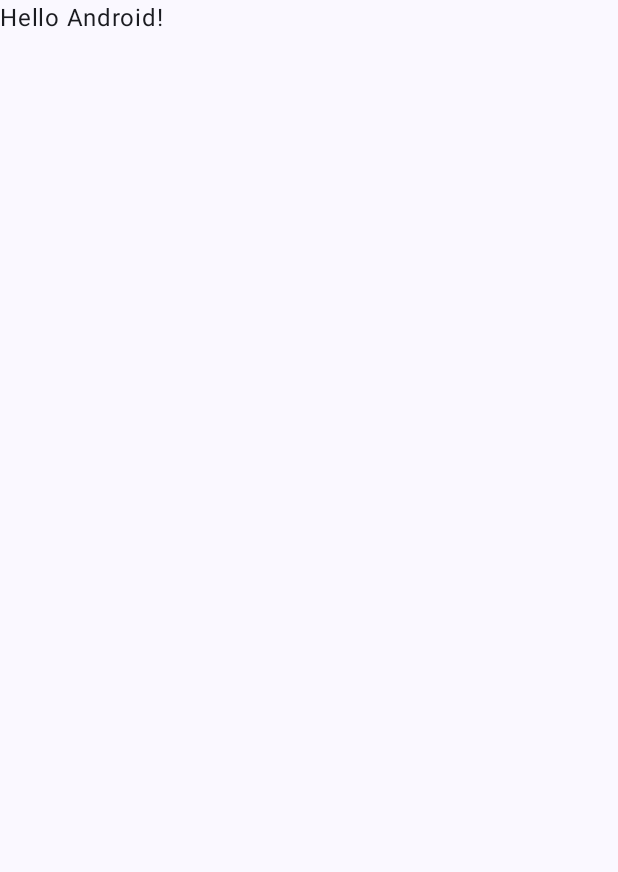
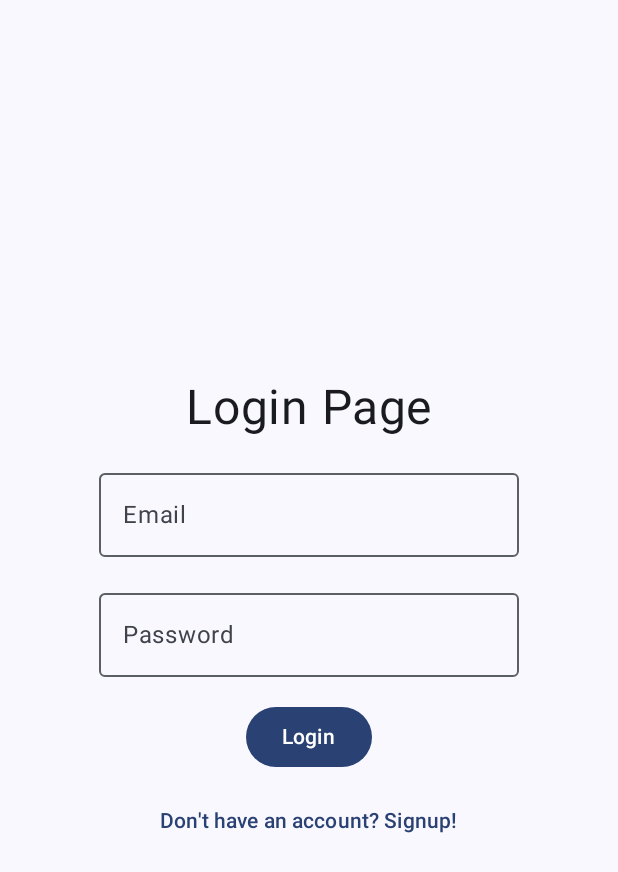
Before and after one commit to aibabroski/AuthDemoApp, an Android app built with Jetpack Compose: the screen it shows after launch (MainActivity), on a phone screen of 412 x 824 dp. Before the commit the part shown is almost empty. Shown: the top 872 px of the screen. Run offline under Robolectric (Android 15) with nearby library versions, the phone set to English and light mode, and no system bars; our stand-ins replace Firebase (no records; nobody signed in at launch, a user with empty details on screens opened directly), livedata-compose.

Commit message:
second commit

```diff
--- /dev/null
+++ b/app/src/main/java/com/aibatech/loginandregister/AuthViewModel.kt
@@ -0,0 +1,68 @@
+package com.aibatech.loginandregister
+
+import androidx.lifecycle.MutableLiveData
+import androidx.lifecycle.ViewModel
+import com.google.firebase.auth.FirebaseAuth
+
+class AuthViewModel : ViewModel() {
+    private val auth: FirebaseAuth = FirebaseAuth.getInstance()
+
+    private val _authState = MutableLiveData<AuthState>()
+    val authState: MutableLiveData<AuthState> = _authState
+
+    init {
+        checkAuthStatus()
+    }
+
+    fun checkAuthStatus() {
+        if (auth.currentUser != null) {
+            _authState.value = AuthState.Authenticated
+        } else {
+            _authState.value = AuthState.Unauthenticated
+        }
+    }
+
+    fun login(email :String, password: String){
+        if(email.isEmpty() || password.isEmpty()){
+            _authState.value = AuthState.Error("Email and password cannot be empty")
+            return
+        }
+        _authState.value = AuthState.Loading
+        auth.signInWithEmailAndPassword(email, password)
+            .addOnCompleteListener { task ->
+                if (task.isSuccessful) {
+                    _authState.value = AuthState.Authenticated
+                } else {
+                    _authState.value = AuthState.Error(task.exception?.message ?: "Login failed")
+                }
+            }
+    }
+
+    fun signup(email :String, password: String){
+        if(email.isEmpty() || password.isEmpty()){
+            _authState.value = AuthState.Error("Email and password cannot be empty")
+            return
+        }
+        _authState.value = AuthState.Loading
+        auth.createUserWithEmailAndPassword(email, password)
+            .addOnCompleteListener{task ->
+                if(task.isSuccessful){
+                    _authState.value = AuthState.Authenticated
+                }else{
+                    _authState.value = AuthState.Error(task.exception?.message ?: "Signup failed")
+                }
+            }
+    }
+
+    fun signout(){
+        auth.signOut()
+        _authState.value = AuthState.Unauthenticated
+    }
+
+    sealed class AuthState {
+        object Authenticated : AuthState()
+        object Unauthenticated : AuthState()
+        object Loading : AuthState()
+        data class Error(val message: String) : AuthState()
+    }
+}
--- a/app/src/main/java/com/aibatech/loginandregister/MainActivity.kt
+++ b/app/src/main/java/com/aibatech/loginandregister/MainActivity.kt
@@ -4,6 +4,7 @@ import android.os.Bundle
 import androidx.activity.ComponentActivity
 import androidx.activity.compose.setContent
 import androidx.activity.enableEdgeToEdge
+import androidx.activity.viewModels
 import androidx.compose.foundation.layout.fillMaxSize
 import androidx.compose.foundation.layout.padding
 import androidx.compose.material3.Scaffold
@@ -17,31 +18,13 @@ class MainActivity : ComponentActivity() {
     override fun onCreate(savedInstanceState: Bundle?) {
         super.onCreate(savedInstanceState)
         enableEdgeToEdge()
+        val authViewModel : AuthViewModel by viewModels()
         setContent {
             LoginAndRegisterTheme {
                 Scaffold(modifier = Modifier.fillMaxSize()) { innerPadding ->
-                    Greeting(
-                        name = "Android",
-                        modifier = Modifier.padding(innerPadding)
-                    )
+                    MyAppNavigation(modifier = Modifier.padding(innerPadding),authViewModel = authViewModel)
                 }
             }
         }
     }
 }
-
-@Composable
-fun Greeting(name: String, modifier: Modifier = Modifier) {
-    Text(
-        text = "Hello $name!",
-        modifier = modifier
-    )
-}
-
-@Preview(showBackground = true)
-@Composable
-fun GreetingPreview() {
-    LoginAndRegisterTheme {
-        Greeting("Android")
-    }
-}
--- /dev/null
+++ b/app/src/main/java/com/aibatech/loginandregister/MyAppNavigation.kt
@@ -0,0 +1,30 @@
+package com.aibatech.loginandregister
+
+import androidx.compose.runtime.Composable
+import androidx.compose.ui.Modifier
+import androidx.navigation.compose.NavHost
+import androidx.navigation.compose.composable
+import androidx.navigation.compose.rememberNavController
+import com.aibatech.loginandregister.pages.HomePage
+import com.aibatech.loginandregister.pages.LoginPage
+import com.aibatech.loginandregister.pages.SignupPage
+
+@Composable
+fun MyAppNavigation(
+    modifier: Modifier = Modifier,
+    authViewModel: AuthViewModel
+){
+    val navController = rememberNavController()
+
+    NavHost(navController = navController, startDestination = "login", builder = {
+        composable("login"){
+            LoginPage(modifier, navController, authViewModel)
+        }
+        composable("signup"){
+            SignupPage(modifier, navController, authViewModel)
+        }
+        composable("home"){
+            HomePage(modifier, navController, authViewModel)
+        }
+    })
+}
--- /dev/null
+++ b/app/src/main/java/com/aibatech/loginandregister/pages/LoginPage.kt
@@ -0,0 +1,100 @@
+package com.aibatech.loginandregister.pages
+
+import android.widget.Button
+import android.widget.Toast
+import androidx.compose.foundation.layout.Arrangement
+import androidx.compose.foundation.layout.Column
+import androidx.compose.foundation.layout.Spacer
+import androidx.compose.foundation.layout.fillMaxSize
+import androidx.compose.foundation.layout.height
+import androidx.compose.material3.Button
+import androidx.compose.material3.OutlinedTextField
+import androidx.compose.material3.Text
+import androidx.compose.material3.TextButton
+import androidx.compose.runtime.Composable
+import androidx.compose.runtime.LaunchedEffect
+import androidx.compose.runtime.getValue
+import androidx.compose.runtime.livedata.observeAsState
+import androidx.compose.runtime.mutableStateOf
+import androidx.compose.runtime.remember
+import androidx.compose.runtime.setValue
+import androidx.compose.ui.Alignment
+import androidx.navigation.NavController
+import com.aibatech.loginandregister.AuthViewModel
+import androidx.compose.ui.Modifier
+import androidx.compose.ui.platform.LocalContext
+import androidx.compose.ui.unit.dp
+import androidx.compose.ui.unit.sp
+
+@Composable
+fun LoginPage(modifier: Modifier = Modifier, navController: NavController, authViewModel: AuthViewModel){
+
+    var email by remember{
+        mutableStateOf("")
+    }
+    var password by remember{
+        mutableStateOf("")
+    }
+
+    val authState = authViewModel.authState.observeAsState()
+    val context = LocalContext.current
+
+    LaunchedEffect (authState.value){
+        when(authState.value){
+            is AuthViewModel.AuthState.Authenticated -> navController.navigate("home")
+            is AuthViewModel.AuthState.Error -> Toast.makeText(context,
+                (authState.value as AuthViewModel.AuthState.Error).message, Toast.LENGTH_SHORT).show()
+            else -> Unit
+        }
+    }
+
+    Column(
+        modifier = modifier.fillMaxSize(),
+        verticalArrangement = Arrangement.Center,
+        horizontalAlignment = Alignment.CenterHorizontally
+    ) {
+        Text(text = "Login Page", fontSize = 32.sp)
+
+        Spacer(modifier = Modifier.height(16.dp))
+
+        OutlinedTextField(
+            value = email,
+            onValueChange = {
+                email = it
+            },
+            label = {
+                Text(text = "Email")
+            }
+        )
+
+        Spacer(modifier = Modifier.height(16.dp))
+
+        OutlinedTextField(
+            value = password,
+            onValueChange = {
+                password = it
+            },
+            label = {
+                Text(text = "Password")
+            }
+        )
+
+        Spacer(modifier = Modifier.height(16.dp))
+
+        Button(onClick = {
+            authViewModel.login(email, password)
+        },
+            enabled = authState.value != AuthViewModel.AuthState.Loading
+        ) {
+            Text(text = "Login")
+        }
+
+        Spacer(modifier = Modifier.height(8.dp))
+
+        TextButton(onClick = {
+            navController.navigate("signup")
+        }){
+            Text(text = "Don't have an account? Signup!")
+        }
+    }
+}
--- a/build.gradle.kts
+++ b/build.gradle.kts
@@ -2,4 +2,5 @@
 plugins {
     alias(libs.plugins.android.application) apply false
     alias(libs.plugins.jetbrains.kotlin.android) apply false
+    alias(libs.plugins.google.gms.google.services) apply false
 }
```
Also changed, not shown: app/build.gradle.kts (+6 -2 lines), app/src/main/java/com/aibatech/loginandregister/pages/HomePage.kt (added, +41 -0 lines), app/src/main/java/com/aibatech/loginandregister/pages/SignupPage.kt (added, +97 -0 lines), gradle/libs.versions.toml (+8 -0 lines), 1 other file.
